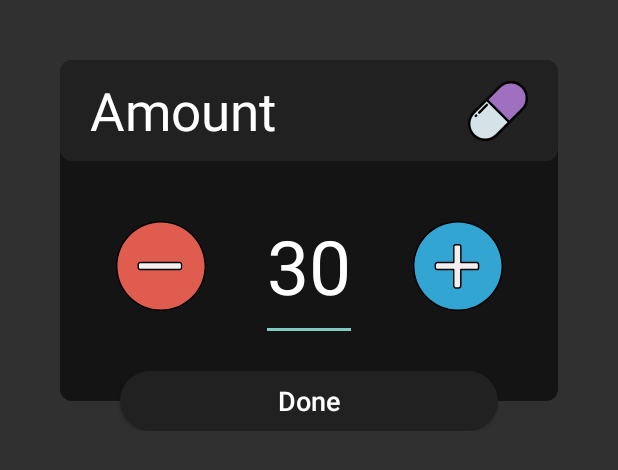
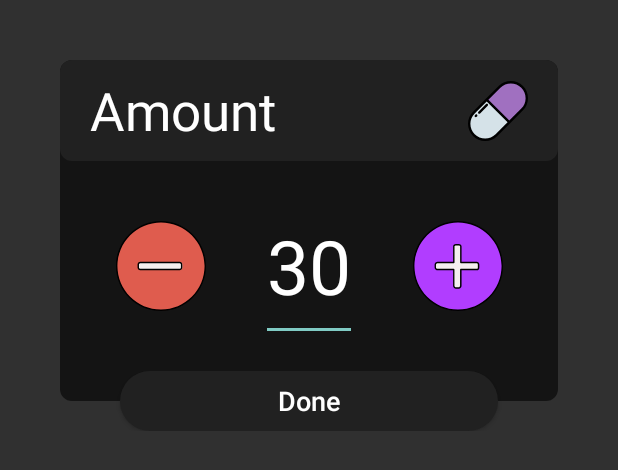
Before and after one commit to opensourcecheemsburgers/Simpill, an Android app: the layout enter_amount_dialog.xml on its own in the app's theme, with its tools: preview values and no code run, on a phone screen of 412 x 824 dp. Shown: the top 470 px of the screen. Run offline under Robolectric (Android 15) with nearby library versions, the phone set to English and light mode, and no system bars; Roboto replaces fonts that are not available here.

Commit message:
Change btns to imageviews to support older APIs

```diff
--- a/app/src/main/java/com/example/simpill/DialogPillAmount.java
+++ b/app/src/main/java/com/example/simpill/DialogPillAmount.java
@@ -12,6 +12,7 @@ import android.view.LayoutInflater;
 import android.view.View;
 import android.widget.Button;
 import android.widget.EditText;
+import android.widget.ImageView;
 import android.widget.TextView;
 
 import androidx.annotation.NonNull;
@@ -33,7 +34,8 @@ public class DialogPillAmount extends AppCompatDialogFragment {
     View dialogView;
     TextView titleTextView;
     EditText enterAmountEditText;
-    Button doneBtn, addBtn, minusBtn;
+    ImageView pillIcon, addBtn, minusBtn;
+    Button doneBtn;
     Dialog enterAmountDialog;
 
     @NonNull
@@ -81,6 +83,7 @@ public class DialogPillAmount extends AppCompatDialogFragment {
     }
     private void initTextViewsAndButtons() {
         titleTextView = dialogView.findViewById(R.id.dialogTitleTextView);
+        pillIcon = dialogView.findViewById(R.id.imageView13);
         doneBtn = dialogView.findViewById(R.id.btnWelcome);
         addBtn = dialogView.findViewById(R.id.addBtn);
         minusBtn = dialogView.findViewById(R.id.minusBtn);
--- a/app/src/main/res/drawable/addicon.xml
+++ b/app/src/main/res/drawable/addicon.xml
@@ -1,7 +1,22 @@
-<vector android:height="90dp" android:viewportHeight="506.4"
-    android:viewportWidth="506.4" android:width="90dp" xmlns:android="http://schemas.android.com/apk/res/android">
-    <path android:fillColor="@color/blue_magenta" android:pathData="M253.2,253.2m-249.2,0a249.2,249.2 0,1 1,498.4 0a249.2,249.2 0,1 1,-498.4 0"/>
-    <path android:fillColor="#F4EFEF" android:pathData="M360.4,233.2h-91.2v-90.8c0,-6.4 -5.2,-9.2 -11.6,-9.2h-16c-6.4,0 -12,2.8 -12,9.2v90.8h-90.8c-6.4,0 -13.2,5.6 -13.2,12v16c0,6.4 6.8,12 13.2,12h90.8v91.2c0,6.4 5.6,12.8 12,12.8h16c6.4,0 11.6,-6.4 11.6,-12.8v-91.2h91.2c6.4,0 8.8,-5.6 8.8,-12v-18.4C369.2,236.4 366.8,233.2 360.4,233.2z"/>
-    <path android:fillColor="@android:color/transparent" android:pathData="M253.2,506.4C113.6,506.4 0,392.8 0,253.2S113.6,0 253.2,0s253.2,113.6 253.2,253.2S392.8,506.4 253.2,506.4zM253.2,8C118,8 8,118 8,253.2s110,245.2 245.2,245.2s245.2,-110 245.2,-245.2S388.4,8 253.2,8z"/>
-    <path android:fillColor="#FF000000" android:pathData="M257.6,381.2h-16c-8.4,0 -16,-8 -16,-16.8v-87.2h-86.8c-8,0 -17.2,-6.8 -17.2,-16v-16c0,-9.2 9.2,-16 17.2,-16h86.8v-86.8c0,-8 6.4,-13.2 16,-13.2h16c9.6,0 15.6,5.2 15.6,13.2v86.8h85.2c8.4,0 14.8,6.8 14.8,16v16c0,10 -4.8,16 -12.8,16h-87.2v87.2C273.2,373.2 266,381.2 257.6,381.2zM138.4,237.2c-4.4,0 -9.2,4 -9.2,8v16c0,4 4.8,8 9.2,8h90.8c2.4,0 4,1.6 4,4v91.2c0,4.4 4,8.8 8,8.8h16c4,0 7.6,-4.4 7.6,-8.8v-91.2c0,-2.4 1.6,-4 4,-4H360c3.2,0 4.8,-2.8 4.8,-8v-16c0,-4 -2.4,-8 -6.8,-8h-88.8c-2.4,0 -4,-1.6 -4,-4v-90.8c0,-4.8 -4.8,-5.2 -7.6,-5.2h-16c-2.4,0 -8,0.4 -8,5.2v90.8c0,2.4 -1.6,4 -4,4H138.4z"/>
+<vector
+    xmlns:android="http://schemas.android.com/apk/res/android"
+    android:height="90dp"
+    android:viewportHeight="506.4"
+    android:viewportWidth="506.4"
+    android:width="90dp">
+    <path
+        android:fillColor="@color/blue_magenta"
+        android:pathData="M253.2,253.2m-249.2,0a249.2,249.2 0,1 1,498.4 0a249.2,249.2 0,1 1,-498.4 0"/>
+    <path
+        android:fillColor="#F4EFEF"
+        android:pathData="M360.4,233.2h-91.2v-90.8c0,-6.4 -5.2,-9.2 -11.6,-9.2h-16c-6.4,0 -12,2.8 -12,9.2v90.8h-90.8c-6.4,0 -13.2,5.6 -13.2,12v16c0,6.4 6.8,12 13.2,12h90.8v91.2c0,6.4 5.6,12.8 12,12.8h16c6.4,0 11.6,-6.4 11.6,-12.8v-91.2h91.2c6.4,0 8.8,-5.6 8.8,-12v-18.4C369.2,236.4 366.8,233.2 360.4,233.2z"/>
+    <path
+        android:fillColor="#FF000000"
+        android:pathData="M253.2,506.4C113.6,506.4 0,392.8 0,253.2S113.6,0 253.2,0s253.2,113.6 253.2,253.2S392.8,506.4 253.2,506.4zM253.2,8C118,8 8,118 8,253.2s110,245.2 245.2,245.2s245.2,-110 245.2,-245.2S388.4,8 253.2,8z"/>
+    <path
+        android:fillColor="@android:color/transparent"
+        android:pathData="M253.2,506.4C113.6,506.4 0,392.8 0,253.2S113.6,0 253.2,0s253.2,113.6 253.2,253.2S392.8,506.4 253.2,506.4zM253.2,8C118,8 8,118 8,253.2s110,245.2 245.2,245.2s245.2,-110 245.2,-245.2S388.4,8 253.2,8z"/>
+    <path
+        android:fillColor="#FF000000"
+        android:pathData="M257.6,381.2h-16c-8.4,0 -16,-8 -16,-16.8v-87.2h-86.8c-8,0 -17.2,-6.8 -17.2,-16v-16c0,-9.2 9.2,-16 17.2,-16h86.8v-86.8c0,-8 6.4,-13.2 16,-13.2h16c9.6,0 15.6,5.2 15.6,13.2v86.8h85.2c8.4,0 14.8,6.8 14.8,16v16c0,10 -4.8,16 -12.8,16h-87.2v87.2C273.2,373.2 266,381.2 257.6,381.2zM138.4,237.2c-4.4,0 -9.2,4 -9.2,8v16c0,4 4.8,8 9.2,8h90.8c2.4,0 4,1.6 4,4v91.2c0,4.4 4,8.8 8,8.8h16c4,0 7.6,-4.4 7.6,-8.8v-91.2c0,-2.4 1.6,-4 4,-4H360c3.2,0 4.8,-2.8 4.8,-8v-16c0,-4 -2.4,-8 -6.8,-8h-88.8c-2.4,0 -4,-1.6 -4,-4v-90.8c0,-4.8 -4.8,-5.2 -7.6,-5.2h-16c-2.4,0 -8,0.4 -8,5.2v90.8c0,2.4 -1.6,4 -4,4H138.4z"/>
 </vector>
--- a/app/src/main/res/layout/enter_amount_dialog.xml
+++ b/app/src/main/res/layout/enter_amount_dialog.xml
@@ -66,25 +66,25 @@
             tools:ignore="LabelFor,TextFields"
             android:importantForAutofill="no" />
 
-        <Button
+        <ImageView
             android:id="@+id/addBtn"
             android:layout_width="60dp"
             android:layout_height="60dp"
             android:layout_marginTop="20dp"
             android:layout_marginBottom="40dp"
-            android:background="@drawable/ic_add_svgrepo_com"
+            app:srcCompat="@drawable/addicon"
             app:layout_constraintBottom_toBottomOf="parent"
             app:layout_constraintEnd_toEndOf="parent"
             app:layout_constraintStart_toEndOf="@+id/amountTextView"
             app:layout_constraintTop_toBottomOf="@+id/dialogTitleTextView" />
 
-        <Button
+        <ImageView
             android:id="@+id/minusBtn"
             android:layout_width="60dp"
             android:layout_height="60dp"
             android:layout_marginTop="20dp"
             android:layout_marginBottom="40dp"
-            android:background="@drawable/ic_minus"
+            app:srcCompat="@drawable/ic_minus"
             app:layout_constraintBottom_toBottomOf="parent"
             app:layout_constraintEnd_toStartOf="@+id/amountTextView"
             app:layout_constraintStart_toStartOf="parent"
```
Also changed, not shown: app/src/main/res/layout/enter_amount_dialog_light.xml (+4 -4 lines).
